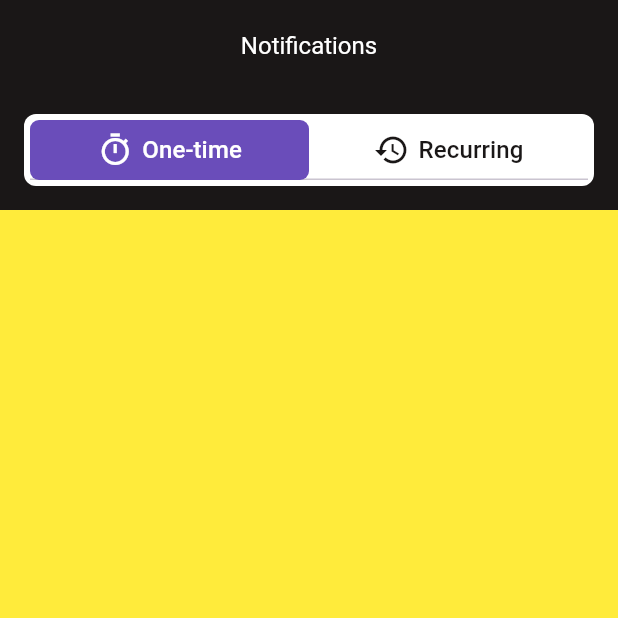
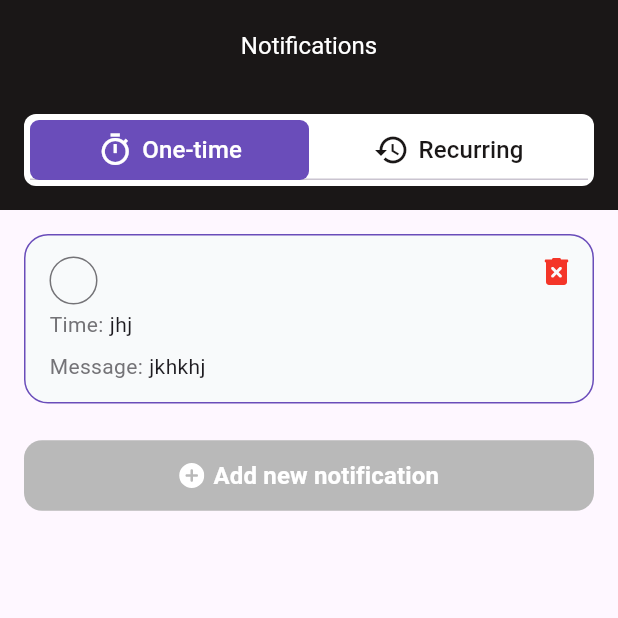
Before and after one commit to NataliyaKoval/flutter_noti, a Flutter app: the screen it shows after launch, on a phone screen of 412 x 824 dp, the top half of it. Run offline on Flutter 3.47's test engine with Material 3 defaults, Android fonts, the phone set to English and light mode, and no system bars; our stand-ins replace flutter_bloc, flutter_svg.

Commit message:
Add NotificationCard and ButtonWithIcon

```diff
--- a/lib/consts/app_colors.dart
+++ b/lib/consts/app_colors.dart
@@ -10,4 +10,5 @@ class AppColors {
   static const Color blueMagentaViolet = Color(0xFF4B2AA5);
   static const Color deepCarminePink = Color(0xFFF43528);
   static const Color antiFlashWhite = Color(0xFFF3F3F4);
+  static const Color ghostWhite = Color(0xFFF8FAFB);
 }
--- a/lib/consts/image_assets.dart
+++ b/lib/consts/image_assets.dart
@@ -4,4 +4,6 @@ class ImageAssets {
   static const String _root = 'assets/icons/';
 
   static const String error = '${_root}error$_svg';
+  static const String delete = '${_root}delete$_svg';
+  static const String add = '${_root}add$_svg';
 }
--- a/lib/consts/notifications_screen_strings.dart
+++ b/lib/consts/notifications_screen_strings.dart
@@ -2,4 +2,7 @@ class NotificationsScreenStrings {
   String get title => 'Notifications';
   String get firstTab => 'One-time';
   String get secondTab => 'Recurring';
+  String get time => 'Time:';
+  String get message => 'Message:';
+  String get addNew => 'Add new notification';
 }
--- /dev/null
+++ b/lib/domain/models/one_time_notification.dart
@@ -0,0 +1,13 @@
+import 'package:flutter/material.dart';
+
+class OneTimeNotification {
+  const OneTimeNotification({
+    required this.time,
+    required this.message,
+    required this.iconData,
+  });
+
+  final DateTime time;
+  final String message;
+  final IconData iconData;
+}
--- /dev/null
+++ b/lib/presentation/add_new_screen/add_new_page.dart
@@ -0,0 +1,10 @@
+import 'package:flutter/material.dart';
+
+class AddNewPage extends StatelessWidget {
+  const AddNewPage({super.key});
+
+  @override
+  Widget build(BuildContext context) {
+    return const Placeholder();
+  }
+}
--- a/lib/presentation/notifications_screen/notifications_page.dart
+++ b/lib/presentation/notifications_screen/notifications_page.dart
@@ -2,6 +2,7 @@ import 'package:flutter/material.dart';
 import 'package:noti/consts/app_colors.dart';
 import 'package:noti/consts/strings.dart';
 import 'package:noti/presentation/notifications_screen/widgets/custom_tab.dart';
+import 'package:noti/presentation/one_time_tab/one_time_tab.dart';
 
 class NotificationsPage extends StatelessWidget {
   const NotificationsPage({super.key});
@@ -53,9 +54,7 @@ class NotificationsPage extends StatelessWidget {
           body: TabBarView(
             //controller: _tabController,
             children: [
-              Container(
-                color: Colors.yellow,
-              ),
+              OneTimeTab(),
               Container(
                 color: Colors.green,
               ),
--- /dev/null
+++ b/lib/presentation/notifications_screen/widgets/button_with_icon.dart
@@ -0,0 +1,49 @@
+import 'package:flutter/material.dart';
+import 'package:flutter_svg/svg.dart';
+import 'package:noti/consts/app_colors.dart';
+import 'package:noti/consts/image_assets.dart';
+import 'package:noti/consts/strings.dart';
+
+class ButtonWithIcon extends StatelessWidget {
+  const ButtonWithIcon({super.key});
+
+  @override
+  Widget build(BuildContext context) {
+    return Padding(
+      padding: const EdgeInsets.only(top: 24),
+      child: SizedBox(
+        width: double.infinity,
+        child: ElevatedButton(
+          style: ElevatedButton.styleFrom(
+            padding: const EdgeInsets.symmetric(vertical: 12),
+            disabledBackgroundColor: AppColors.gray,
+            backgroundColor: AppColors.plumpPurple,
+            foregroundColor: AppColors.blueMagentaViolet,
+            shape: RoundedRectangleBorder(
+              borderRadius: BorderRadius.circular(12),
+            ),
+          ),
+          onPressed: null,
+          child: Row(
+            mainAxisAlignment: MainAxisAlignment.center,
+            crossAxisAlignment: CrossAxisAlignment.center,
+            children: [
+              SvgPicture.asset(ImageAssets.add),
+              const SizedBox(
+                width: 6,
+              ),
+              Text(
+                Strings.notificationsScreenStrings.addNew,
+                style: const TextStyle(
+                  fontSize: 16,
+                  fontWeight: FontWeight.w700,
+                  color: AppColors.white,
+                ),
+              )
+            ],
+          ),
+        ),
+      ),
+    );
+  }
+}
--- /dev/null
+++ b/lib/presentation/notifications_screen/widgets/notification_card.dart
@@ -0,0 +1,85 @@
+import 'package:flutter/material.dart';
+import 'package:flutter_svg/svg.dart';
+import 'package:noti/consts/app_colors.dart';
+import 'package:noti/consts/image_assets.dart';
+import 'package:noti/consts/strings.dart';
+
+class NotificationCard extends StatelessWidget {
+  const NotificationCard({super.key});
+
+  @override
+  Widget build(BuildContext context) {
+    return Container(
+      padding: const EdgeInsets.only(left: 16, bottom: 14),
+      decoration: BoxDecoration(
+        color: AppColors.ghostWhite,
+        border: Border.all(color: AppColors.plumpPurple, width: 1),
+        borderRadius: BorderRadius.circular(16),
+      ),
+      child: Stack(
+        children: [
+          Column(
+            crossAxisAlignment: CrossAxisAlignment.start,
+            children: [
+              const SizedBox(
+                height: 14,
+              ),
+              Padding(
+                padding: const EdgeInsets.only(bottom: 3),
+                child: Container(
+                  width: 32,
+                  height: 32,
+                  decoration: BoxDecoration(
+                    border: Border.all(color: AppColors.sonicSilver, width: 1),
+                    shape: BoxShape.circle,
+                  ),
+                ),
+              ),
+              Row(
+                children: [
+                  Text(
+                    Strings.notificationsScreenStrings.time,
+                    style: const TextStyle(
+                        color: AppColors.sonicSilver, height: 1.4),
+                  ),
+                  const SizedBox(
+                    width: 4,
+                  ),
+                  Text(
+                    'jhj',
+                    style: TextStyle(),
+                  ),
+                ],
+              ),
+              const SizedBox(
+                height: 8,
+              ),
+              Row(
+                children: [
+                  Text(
+                    Strings.notificationsScreenStrings.message,
+                    style: const TextStyle(
+                        color: AppColors.sonicSilver, height: 1.4),
+                  ),
+                  SizedBox(
+                    width: 4,
+                  ),
+                  Text('jkhkhj'),
+                ],
+              ),
+            ],
+          ),
+          Positioned(
+            top: 0,
+            right: 0,
+            child: IconButton(
+              icon: SvgPicture.asset(ImageAssets.delete),
+              padding: EdgeInsets.zero,
+              onPressed: () {},
+            ),
+          ),
+        ],
+      ),
+    );
+  }
+}
--- /dev/null
+++ b/lib/presentation/one_time_tab/one_time_tab.dart
@@ -0,0 +1,20 @@
+import 'package:flutter/material.dart';
+import 'package:noti/presentation/notifications_screen/widgets/button_with_icon.dart';
+import 'package:noti/presentation/notifications_screen/widgets/notification_card.dart';
+
+class OneTimeTab extends StatelessWidget {
+  const OneTimeTab({super.key});
+
+  @override
+  Widget build(BuildContext context) {
+    return Padding(
+      padding: const EdgeInsets.all(16),
+      child: Column(
+        children: [
+          NotificationCard(),
+          ButtonWithIcon(),
+        ],
+      ),
+    );
+  }
+}
```
Also changed, not shown: assets/icons/add.svg (added), assets/icons/delete.svg (added).
